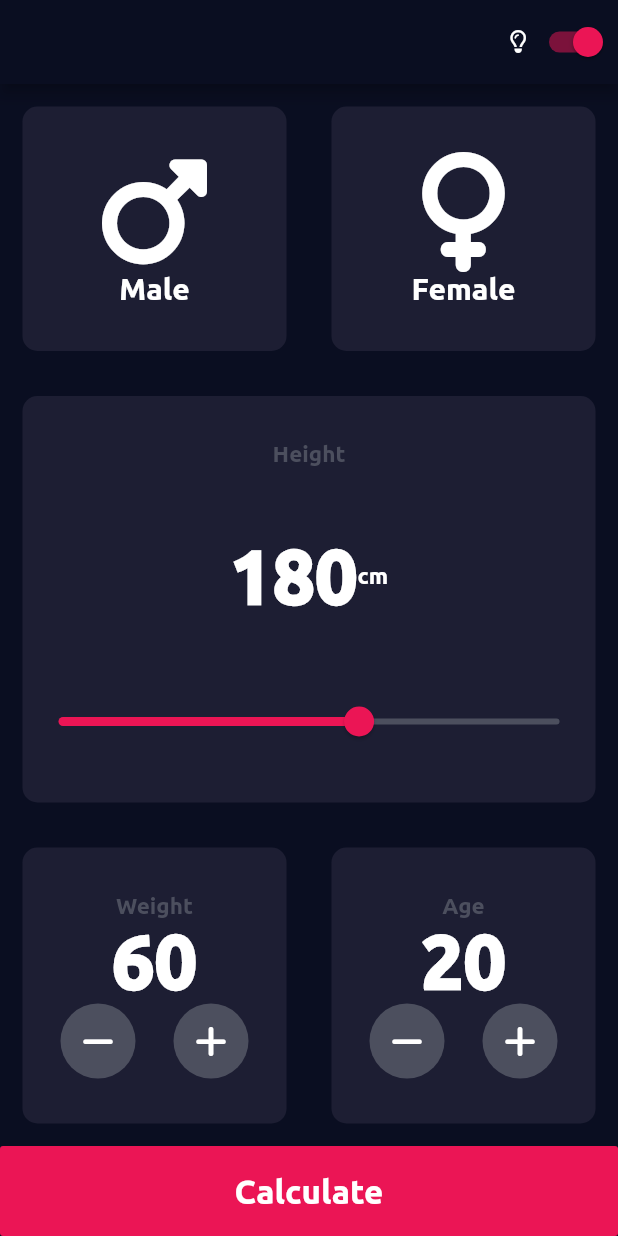
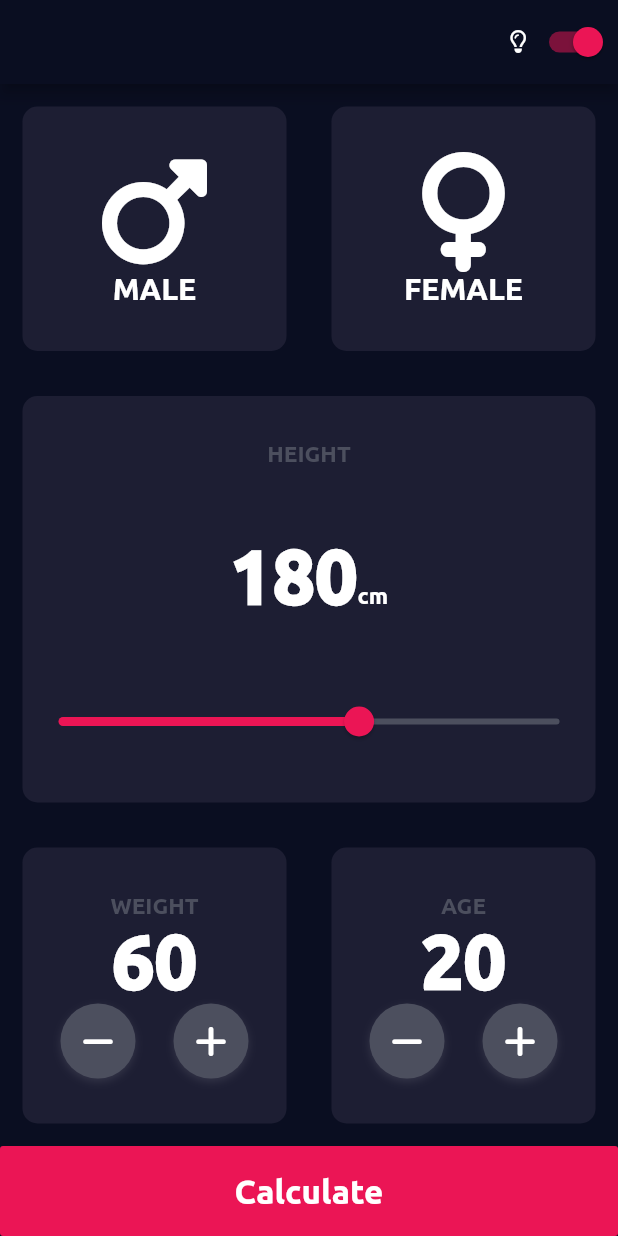
Before and after one commit to noorfatima15/BMI-Calculator, a Flutter app: the HomeScreen screen opened directly, on a phone screen of 412 x 824 dp. Run offline on Flutter 3.47's test engine with Material 2 defaults, Android fonts, the phone set to English and light mode, and no system bars; our stand-ins replace font_awesome_flutter.

Commit message:
-Ui has been Created -Warnings has been removed

```diff
--- a/lib/core/widgets/secondary_button.dart
+++ b/lib/core/widgets/secondary_button.dart
@@ -11,9 +11,16 @@ class SecondaryButton extends StatelessWidget {
     return Container(
       height: 50,
       width: 50,
-      decoration: const BoxDecoration(
+      decoration: BoxDecoration(
         shape: BoxShape.circle,
         color: ColorPalette.secondaryButtonColor,
+        boxShadow: [
+          BoxShadow(
+            color: ColorPalette.primaryHeader.withOpacity(0.1),
+            offset: const Offset(0, 2),
+            blurRadius: 4,
+          ),
+        ],
       ),
       child: IconButton(
         onPressed: onPressed,
--- a/lib/presentation/screens/home_screen.dart
+++ b/lib/presentation/screens/home_screen.dart
@@ -36,14 +36,14 @@ class HomeScreen extends StatelessWidget {
                       FontAwesomeIcons.mars,
                       size: 80.0,
                     ),
-                    Text('Male', style: cardMainLabelStyle),
+                    Text('MALE', style: cardMainLabelStyle),
                   ],
                 ),
               ),
               CustomCard(
                   child: Column(
                 mainAxisAlignment: MainAxisAlignment.spaceBetween,
-                children: const [Icon(FontAwesomeIcons.venus, size: 80), Text('Female', style: cardMainLabelStyle)],
+                children: const [Icon(FontAwesomeIcons.venus, size: 80), Text('FEMALE', style: cardMainLabelStyle)],
               )),
             ],
           ),
@@ -51,9 +51,11 @@ class HomeScreen extends StatelessWidget {
             child: Column(
               mainAxisAlignment: MainAxisAlignment.spaceBetween,
               children: [
-                const Text('Height', style: cardSubLabelStyle),
+                const Text('HEIGHT', style: cardSubLabelStyle),
                 Row(
                   mainAxisAlignment: MainAxisAlignment.center,
+                  textBaseline: TextBaseline.alphabetic,
+                  crossAxisAlignment: CrossAxisAlignment.baseline,
                   children: [
                     const Text('180', style: numberStyle),
                     Text(
@@ -79,7 +81,7 @@ class HomeScreen extends StatelessWidget {
                   child: Column(
                 mainAxisAlignment: MainAxisAlignment.spaceBetween,
                 children: [
-                  const Text('Weight', style: cardSubLabelStyle),
+                  const Text('WEIGHT', style: cardSubLabelStyle),
                   const Text('60', style: numberStyle),
                   Row(
                     mainAxisAlignment: MainAxisAlignment.spaceEvenly,
@@ -100,7 +102,7 @@ class HomeScreen extends StatelessWidget {
                   child: Column(
                 mainAxisAlignment: MainAxisAlignment.spaceBetween,
                 children: [
-                  const Text('Age', style: cardSubLabelStyle),
+                  const Text('AGE', style: cardSubLabelStyle),
                   const Text('20', style: numberStyle),
                   Row(
                     mainAxisAlignment: MainAxisAlignment.spaceEvenly,
```
